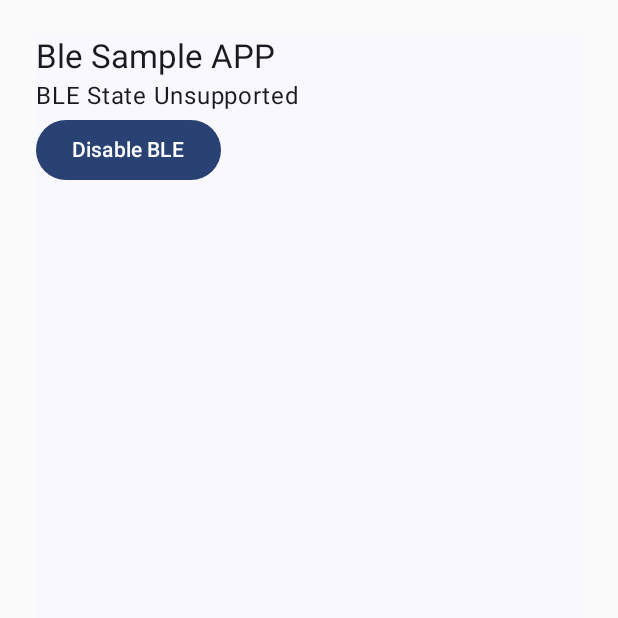
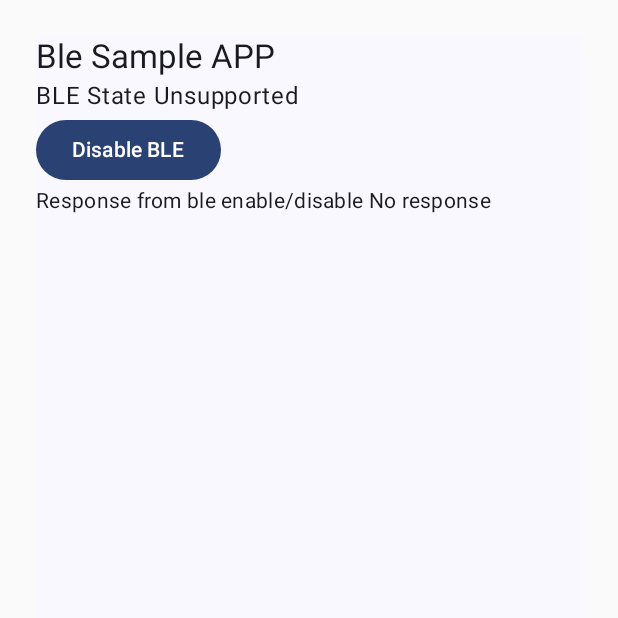
Before and after one commit to dotintent/MultiPlatformBleAdapter, an Android app built with Jetpack Compose: the screen it shows after launch (MainActivity), on a phone screen of 412 x 824 dp, the top half of it. Run offline under Robolectric (Android 15) with nearby library versions, the phone set to English and light mode, and no system bars; our stand-ins replace RxJava; libraries missing offline, so code that uses them is left out: com.polidea.rxandroidble2; 2 statements that could not run were skipped.

Commit message:
Capture exceptions in enable/disable methods

```diff
--- a/android/library/src/main/java/com/polidea/multiplatformbleadapter/BleModule.java
+++ b/android/library/src/main/java/com/polidea/multiplatformbleadapter/BleModule.java
@@ -14,7 +14,6 @@ import android.content.Intent;
 import android.content.pm.PackageManager;
 import android.os.Build;
 import android.os.ParcelUuid;
-import android.util.Log;
 import android.util.SparseArray;
 
 import androidx.annotation.NonNull;
@@ -1092,6 +1091,7 @@ public class BleModule implements BleAdapter {
 
 
         boolean desiredAndInitialStateAreSame = false;
+        try {
             if (desiredAdapterState == RxBleAdapterStateObservable.BleAdapterState.STATE_ON) {
                 if (android.os.Build.VERSION.SDK_INT >= Build.VERSION_CODES.S) {
                     if (context instanceof Activity) {
@@ -1104,7 +1104,19 @@ public class BleModule implements BleAdapter {
             } else {
                 desiredAndInitialStateAreSame = !bluetoothAdapter.disable();
             }
-
+        } catch (SecurityException e) {
+            onErrorCallback.onError(new BleError(
+                    BleErrorCode.BluetoothStateChangeFailed,
+                    "Method requires BLUETOOTH_ADMIN permission",
+                    null)
+            );
+        } catch (Exception e) {
+            onErrorCallback.onError(new BleError(
+                    BleErrorCode.BluetoothStateChangeFailed,
+                    String.format("Couldn't set bluetooth adapter state because of: %s", e.getMessage() != null ? e.getMessage() : "unknown error"),
+                    null)
+            );
+        }
         if (desiredAndInitialStateAreSame) {
             subscription.dispose();
             onErrorCallback.onError(new BleError(
--- a/android/samplebleapp/src/main/java/com/withintent/samplebleapp/MainActivity.kt
+++ b/android/samplebleapp/src/main/java/com/withintent/samplebleapp/MainActivity.kt
@@ -73,7 +73,9 @@ class MainActivity : ComponentActivity() {
                                 Text(text = "Disable BLE")
                             }
                         }
-
+                        Text(
+                            text = "Response from ble enable/disable ${enableResponse.value}", style = MaterialTheme.typography.bodyMedium
+                        )
 
 
                         if (bleAdapter.currentState == "PoweredOn") {
```
Lines whose indentation alone changed are shown as unchanged.
